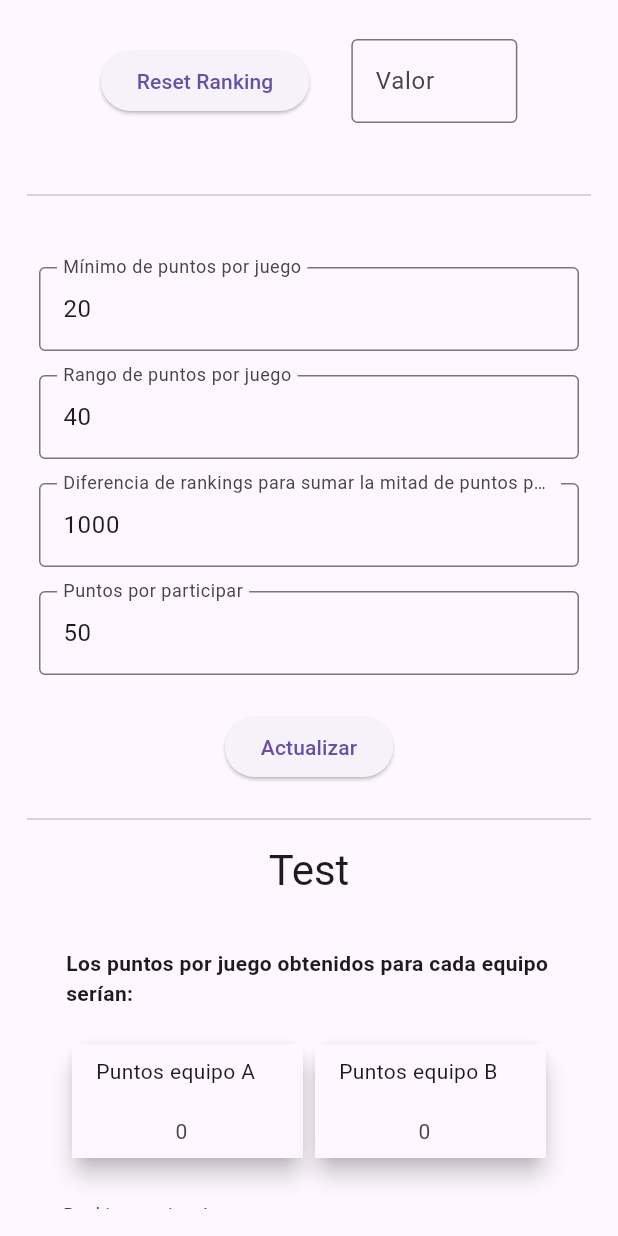
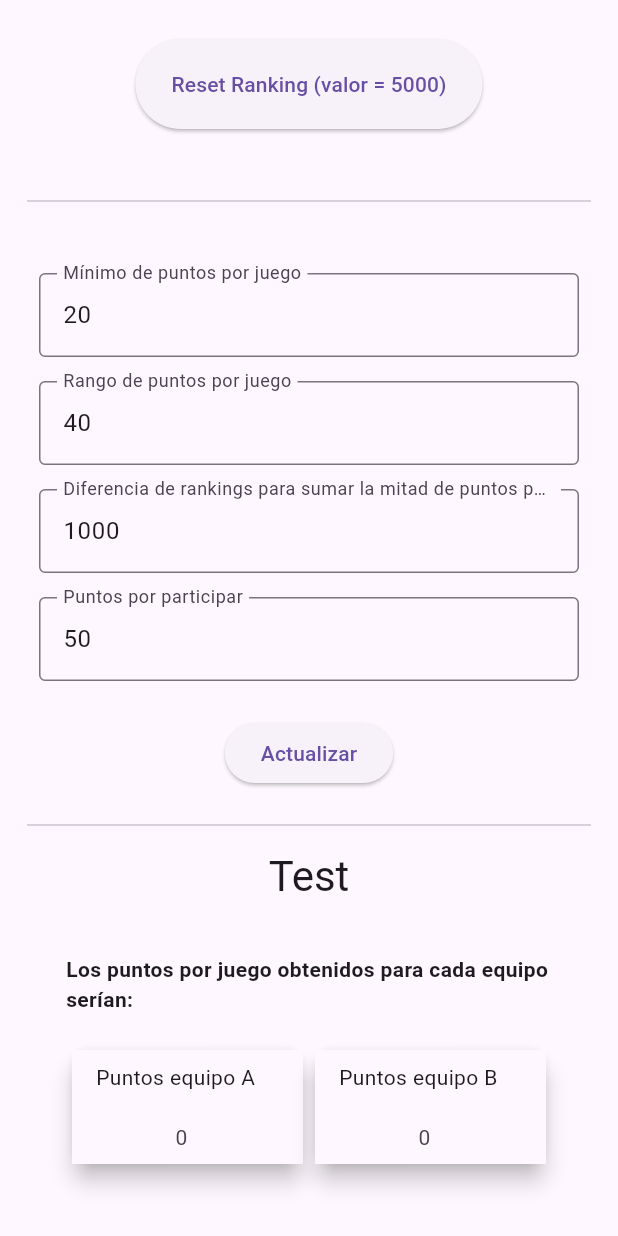
Before and after one commit to vertigo71/no_solo_padel, a Flutter app: the RankingParamPanel screen opened directly, on a phone screen of 412 x 824 dp. Run offline on Flutter 3.47's test engine with Material 3 defaults, Android fonts, the phone set to English and light mode, and no system bars; drawn by our look-alikes of flutter_form_builder; our stand-ins replace cloud_firestore, diacritic, firebase_auth, firebase_core, firebase_storage, flutter_image_compress and 7 more; missing offline and left inert: simple_logger; accounts and stored records are empty; generated files the repository leaves out were written again; statements that could not run were skipped.

Commit message:
default Ranking added to parameters

```diff
--- a/lib/interface/if_app_state.dart
+++ b/lib/interface/if_app_state.dart
@@ -90,7 +90,7 @@ class AppState with ChangeNotifier {
   void _sortUsersBold(UsersSortBy sortBy) {
     MyLog.log(_classString, '_sortUsersBold sortBy=$sortBy');
     _usersSorting = sortBy;
-    _usersCache.sort(getMyUserComparator(sortBy));
+    _usersCache.sort(getMyUserComparator(sortBy, getIntParamValue(ParametersEnum.defaultRanking)));
   }
 
   // sort by name or ranking
@@ -170,9 +170,6 @@ class AppState with ChangeNotifier {
 
     _sortUsersBold(_usersSorting);
     if (notify) notifyListeners();
-
-    // log on Sentry if users are loaded or changed
-    MyLog.log(_classString, 'SENTRY appState', myCustomObject: this, captureSentryMessage: true);
   }
 
   MyUser? getUserByName(String name) => _usersCache.firstWhereOrNull((user) => user.name == name);
--- a/lib/interface/if_match_notifier.dart
+++ b/lib/interface/if_match_notifier.dart
@@ -59,7 +59,6 @@ class MatchNotifier with ChangeNotifier {
   void _notifyIfChanged(MyMatch newMatch) {
     MyLog.log(_classString, '_notifyIfChanged for match=${_match.id}');
     if (_match != newMatch) {
-      MyLog.log(_classString, 'SENTRY Match updated from Firestore', myCustomObject: newMatch, captureSentryMessage: true);
       _match = newMatch;
       notifyListeners(); // Notify listeners about the change
     }
--- a/lib/models/md_parameter.dart
+++ b/lib/models/md_parameter.dart
@@ -16,6 +16,7 @@ enum ParamType { basic, ranking }
 /// Enum representing application parameters.
 enum ParametersEnum {
   // basic
+  defaultRanking(defaultValue: '5000', paramType: ParamType.basic),
   matchDaysToView(defaultValue: '10', paramType: ParamType.basic),
   matchDaysKeeping(defaultValue: '15', paramType: ParamType.basic),
   registerDaysAgoToView(defaultValue: '1', paramType: ParamType.basic),
--- a/lib/pages/admin/param_ranking.dart
+++ b/lib/pages/admin/param_ranking.dart
@@ -65,7 +65,6 @@ class RankingParamPanel extends StatefulWidget {
 class RankingParamPanelState extends State<RankingParamPanel> {
   final _formKey = GlobalKey<FormBuilderState>(); // Form key
   final _testFormKey = GlobalKey<FormBuilderState>(); // Form key for test section.
-  final _resetFormKey = GlobalKey<FormBuilderState>(); // Form key for the reset section
 
   late Director _director;
   bool _isResetting = false;
@@ -325,14 +324,7 @@ class RankingParamPanelState extends State<RankingParamPanel> {
   Widget _buildResetForm() {
     return Padding(
       padding: const EdgeInsets.all(8.0),
-      child: FormBuilder(
-        key: _resetFormKey,
-        child: Row(
-          spacing: 28.0,
-          mainAxisAlignment: MainAxisAlignment.center,
-          children: [
-            Flexible(
-              flex: 2,
+      child: Center(
         child: ElevatedButton(
           onPressed: _isResetting ? null : _showConfirmationDialog, // Disable button while resetting
           child: _isResetting
@@ -341,27 +333,7 @@ class RankingParamPanelState extends State<RankingParamPanel> {
                   width: 20,
                   child: CircularProgressIndicator(strokeWidth: 2),
                 )
-                    : const Text('Reset Ranking'),
-              ),
-            ),
-            Flexible(
-              flex: 1,
-              child: FormBuilderTextField(
-                name: 'resetValue',
-                decoration: InputDecoration(
-                  labelText: 'Valor',
-                  border: const OutlineInputBorder(),
-                ),
-                keyboardType: TextInputType.number,
-                validator: FormBuilderValidators.compose([
-                  FormBuilderValidators.required(errorText: 'No puede estar vacío'),
-                  FormBuilderValidators.numeric(errorText: 'Debe ser un número válido'),
-                  FormBuilderValidators.integer(errorText: 'Debe ser un número entero'),
-                  FormBuilderValidators.min(0, errorText: 'Debe ser mayor o igual a 0'),
-                ]),
-              ),
-            ),
-          ],
+              : Text('\nReset Ranking (valor = ${_director.appState.getParamValue(ParametersEnum.defaultRanking)})\n'),
         ),
       ),
     );
@@ -385,8 +357,13 @@ class RankingParamPanelState extends State<RankingParamPanel> {
       if (response == kNoOption) return;
     }
 
-    if (_resetFormKey.currentState!.saveAndValidate()) {
-      final resetValue = int.parse(_resetFormKey.currentState!.value['resetValue'].toString());
+    final int resetValue;
+    try {
+      resetValue = int.parse(_director.appState.getParamValue(ParametersEnum.defaultRanking));
+    } catch (e) {
+      MyLog.log(_classString, 'Error parsing reset value ${e.toString()}', level: Level.SEVERE, indent: true);
+      throw 'Error al obtener el parámetro del nuevo ranking.';
+    }
 
     bool confirmed = false;
     if (mounted) {
@@ -404,7 +381,6 @@ class RankingParamPanelState extends State<RankingParamPanel> {
       _resetRanking(resetValue);
     } else {
       MyLog.log(_classString, "Reset canceled.", level: Level.FINE, indent: true);
-      }
     }
   }
 
--- a/lib/pages/admin/parameters.dart
+++ b/lib/pages/admin/parameters.dart
@@ -18,6 +18,7 @@ final String _classString = 'ParametersPanel'.toUpperCase();
 /// Helper class to define form fields and their properties
 class _FormFields {
   static Map<ParametersEnum, String> label = {
+    ParametersEnum.defaultRanking: 'Valor al resetear el ranking',
     ParametersEnum.matchDaysToView: 'Partidos: ver número de días',
     ParametersEnum.matchDaysKeeping: 'Partidos: histórico de días a conservar',
     ParametersEnum.registerDaysAgoToView: 'Registro: ver número de días atrás',
@@ -37,6 +38,7 @@ class _FormFields {
   }
 
   static Map<ParametersEnum, String> listAllowedChars = {
+    ParametersEnum.defaultRanking: '[0-9]',
     ParametersEnum.matchDaysToView: '[0-9]',
     ParametersEnum.matchDaysKeeping: '[0-9]',
     ParametersEnum.registerDaysAgoToView: '[0-9]',
--- a/lib/pages/main/results/modal_add_result.dart
+++ b/lib/pages/main/results/modal_add_result.dart
@@ -122,7 +122,7 @@ class _AddResultModalState extends State<AddResultModal> {
         },
         dropdownMenuEntries: () {
           final List<MyUser> players = _match.getPlayers(state: PlayingState.playing);
-          players.sort(getMyUserComparator(UsersSortBy.name));
+          players.sort(getMyUserComparator(UsersSortBy.name, null ));
           return players.map<DropdownMenuEntry<MyUser>>((MyUser user) {
             return DropdownMenuEntry<MyUser>(
               value: user,
@@ -270,9 +270,6 @@ class _AddResultModalState extends State<AddResultModal> {
       MyLog.log(_classString, 'Updating players points: ${e.toString()}', level: Level.WARNING, indent: true);
       throw ('Error al actualizar los puntos de los jugadores. \n${e.toString()}');
     }
-
-    // log to Sentry
-    MyLog.log(_classString, 'SENTRY result created', myCustomObject: gameResult, captureSentryMessage: true);
   }
 
   /// list of 2 ints with the points of each team A and B
--- a/lib/pages/match/sorting.dart
+++ b/lib/pages/match/sorting.dart
@@ -7,6 +7,7 @@ import '../../interface/if_app_state.dart';
 import '../../interface/if_match_notifier.dart';
 import '../../models/md_debug.dart';
 import '../../models/md_match.dart';
+import '../../models/md_parameter.dart';
 import '../../models/md_user.dart';
 
 final String _classString = 'SortingPanel'.toUpperCase();
@@ -60,15 +61,16 @@ class SortingSubPanel extends StatelessWidget {
   @override
   Widget build(BuildContext context) {
     MyMatch match = context.read<MatchNotifier>().match;
+    AppState appState = context.read<AppState>();
     MyLog.log(_classString, 'SortingSubPanel sortingType=${_sortingType.name}, match=$match');
 
     Map<int, List<int>> courtPlayers;
     switch (_sortingType) {
       case MatchSortingType.ranking:
-        courtPlayers = match.getRankingPlayerPairs();
+        courtPlayers = match.getRankingPlayerPairs(appState.getIntParamValue(ParametersEnum.defaultRanking));
         break;
       case MatchSortingType.palindromic:
-        courtPlayers = match.getPalindromicPlayerPairs();
+        courtPlayers = match.getPalindromicPlayerPairs(appState.getIntParamValue(ParametersEnum.defaultRanking));
         break;
       case MatchSortingType.random:
         courtPlayers = match.getRandomPlayerPairs();
--- a/lib/utilities/ut_misc.dart
+++ b/lib/utilities/ut_misc.dart
@@ -1,3 +1,4 @@
+import 'package:diacritic/diacritic.dart';
 import 'package:simple_logger/simple_logger.dart';
 import 'dart:math';
 
@@ -75,6 +76,16 @@ bool strToBool(String value) {
   return false;
 }
 
+// lowerCase, no diacritics
+int compareToNoDiacritics(String a, String b) =>
+    removeDiacritics(a.toLowerCase()).compareTo(removeDiacritics(b.toLowerCase()));
+
+// true if a and b are not equal
+bool xor(bool a, bool b) => a != b;
+
+// true if a and b are equal
+bool xnor(bool a, bool b) => a == b;
+
 class RankingPoints {
   /// - The minimum points awarded
   int step;
@@ -123,9 +134,6 @@ class RankingPoints {
     final bool teamAIsFavorite = rankingDifference > 0;
     final bool teamAWins = scoreDifference > 0;
 
-    // true if a and b are equal
-    bool nxor(bool a, bool b) => a == b;
-
     // add free points to the result
     List<int> addFreePoints(int result) => [freePoints + result, freePoints - result];
 
@@ -141,7 +149,7 @@ class RankingPoints {
       return teamAIsFavorite ? addFreePoints(-winnerResult) : addFreePoints(winnerResult);
     }
 
-    int winnerResult = (scoreDifference.abs() * _winnerPointsPerGame(nxor(teamAWins, teamAIsFavorite))).round();
+    int winnerResult = (scoreDifference.abs() * _winnerPointsPerGame(xnor(teamAWins, teamAIsFavorite))).round();
 
     return teamAWins ? addFreePoints(winnerResult) : addFreePoints(-winnerResult);
   }
--- a/pubspec.yaml
+++ b/pubspec.yaml
@@ -53,7 +53,7 @@ dependencies:
   image_picker: ^1.1.2
   path: ^1.9.1
   flutter_image_compress: ^2.4.0
-  sentry_flutter: ^8.14.1
+  sentry_flutter: ^8.14.2
 
 dev_dependencies:
   flutter_test:
```
Also changed, not shown: lib/models/md_match.dart (+4 -15 lines), lib/models/md_user.dart (+14 -4 lines). Lines whose indentation alone changed are shown as unchanged.
